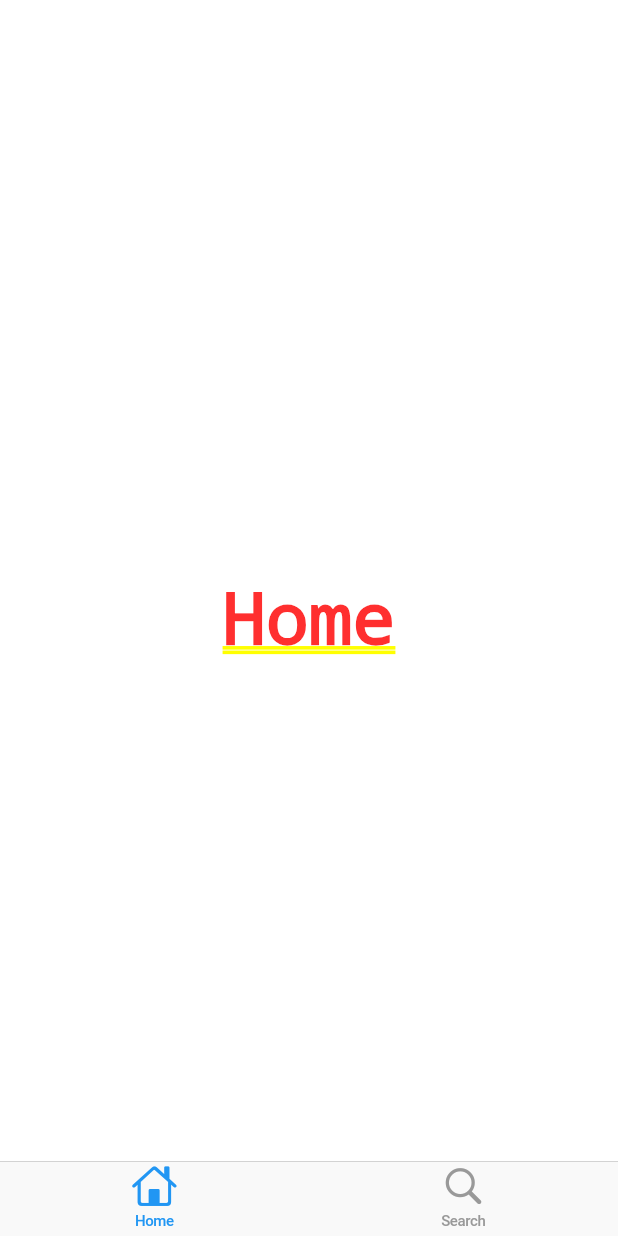
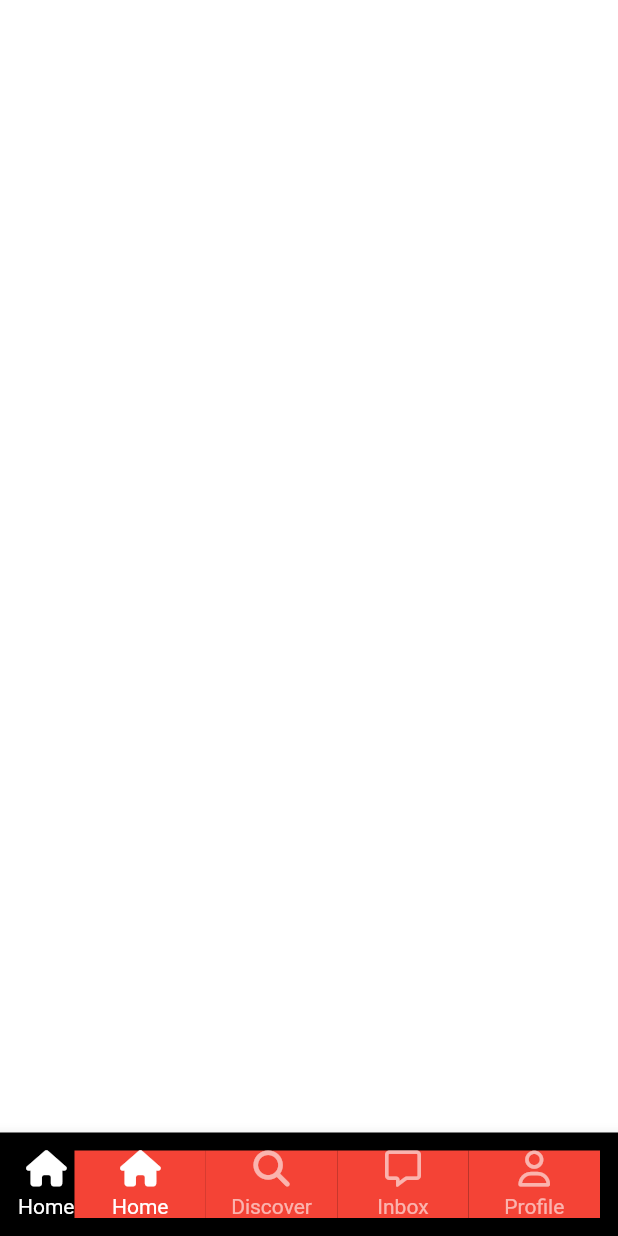
Before and after one commit to bigwave-cho/tikutoku, a Flutter app: the screen it shows after launch, on a phone screen of 412 x 824 dp. Run offline on Flutter 3.47's test engine with Material 2 defaults, Android fonts, the phone set to English and light mode, and no system bars; our stand-ins replace font_awesome_flutter.

Commit message:
Custom NavBar

```diff
--- a/lib/features/main_navigation/main_navigation_screen.dart
+++ b/lib/features/main_navigation/main_navigation_screen.dart
@@ -1,4 +1,8 @@
-import 'package:flutter/cupertino.dart';
+import 'package:flutter/material.dart';
+import 'package:font_awesome_flutter/font_awesome_flutter.dart';
+import 'package:tiktok/constants/gaps.dart';
+import 'package:tiktok/constants/sizes.dart';
+import 'package:tiktok/features/main_navigation/widgets/nav_tab.dart';
 
 class MainNavigationScreen extends StatefulWidget {
   const MainNavigationScreen({super.key});
@@ -36,21 +40,60 @@ class _MainNavigationScreenState extends State<MainNavigationScreen> {
 
   @override
   Widget build(BuildContext context) {
-    // Cupertino style이지만 완전히 애플 스타일로 만들고 싶다면
-    // main의 MaterialApp을 CupertinoApp으로 바꿔야 함.
-    return CupertinoTabScaffold(
-      tabBar: CupertinoTabBar(
-        items: const [
-          BottomNavigationBarItem(
-            icon: Icon(CupertinoIcons.home),
-            label: 'Home',
+    return Scaffold(
+      bottomNavigationBar: BottomAppBar(
+        color: Colors.black,
+        child: Padding(
+          padding: const EdgeInsets.all(Sizes.size12),
+          child: Row(
+            mainAxisAlignment: MainAxisAlignment.spaceBetween,
+            children: [
+              Column(
+                //bottomNavBar에 Column이 들어가게 되면
+                //화면 전체를 덮어버리기 때문에
+                // mainAxisSize를 최소로 설정
+                mainAxisSize: MainAxisSize.min,
+                children: const [
+                  FaIcon(
+                    FontAwesomeIcons.house,
+                    color: Colors.white,
+                  ),
+                  Gaps.v5,
+                  Text(
+                    'Home',
+                    style: TextStyle(color: Colors.white),
+                  )
+                ],
+              ),
+              // 위 Column을 위젯화
+              NavTab(
+                text: "Home",
+                isSelected: _selectedIndex == 0,
+                icon: FontAwesomeIcons.house,
+                onTap: () => _onTap(0),
+              ),
+              NavTab(
+                text: "Discover",
+                isSelected: _selectedIndex == 1,
+                icon: FontAwesomeIcons.magnifyingGlass,
+                onTap: () => _onTap(1),
+              ),
+              NavTab(
+                text: "Inbox",
+                isSelected: _selectedIndex == 3,
+                icon: FontAwesomeIcons.message,
+                onTap: () => _onTap(3),
+              ),
+              NavTab(
+                text: "Profile",
+                isSelected: _selectedIndex == 4,
+                icon: FontAwesomeIcons.user,
+                onTap: () => _onTap(4),
+              ),
+            ],
           ),
-          BottomNavigationBarItem(
-              icon: Icon(CupertinoIcons.search), label: "Search"),
-        ],
+        ),
       ),
-      // tabBuilder : 해당 index 스크린
-      tabBuilder: (context, index) => screens[index],
     );
   }
 }
--- /dev/null
+++ b/lib/features/main_navigation/widgets/nav_tab.dart
@@ -0,0 +1,49 @@
+import 'package:flutter/material.dart';
+import 'package:font_awesome_flutter/font_awesome_flutter.dart';
+import 'package:tiktok/constants/gaps.dart';
+
+class NavTab extends StatelessWidget {
+  const NavTab(
+      {super.key,
+      required this.text,
+      required this.isSelected,
+      required this.icon,
+      required this.onTap});
+
+  final String text;
+  final bool isSelected;
+  final IconData icon;
+  final Function onTap;
+
+  @override
+  Widget build(BuildContext context) {
+    //아이콘과 텍스트 부분만 tap 이벤트를 감지하기 때문에
+    //container와 expanded를 이용해서 터치 영역을 넓혔음.
+    return Expanded(
+      child: GestureDetector(
+        onTap: () => onTap(),
+        child: Container(
+          color: Colors.red,
+          child: AnimatedOpacity(
+            duration: const Duration(milliseconds: 200),
+            opacity: isSelected ? 1 : 0.6,
+            child: Column(
+              mainAxisSize: MainAxisSize.min,
+              children: [
+                FaIcon(
+                  icon,
+                  color: Colors.white,
+                ),
+                Gaps.v5,
+                Text(
+                  text,
+                  style: const TextStyle(color: Colors.white),
+                )
+              ],
+            ),
+          ),
+        ),
+      ),
+    );
+  }
+}
```
